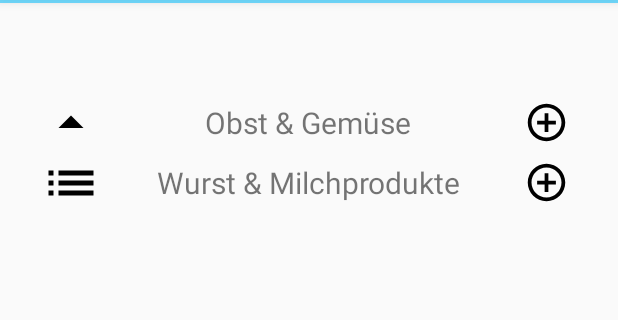
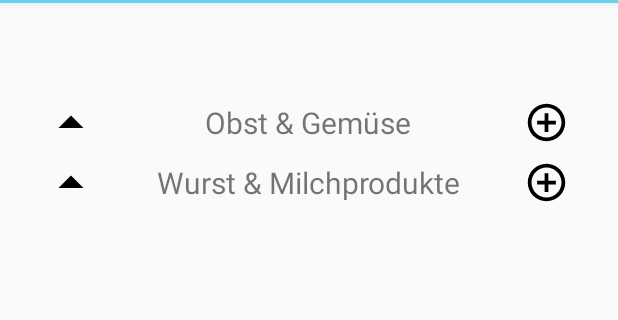
Before and after one commit to Oblyvion/FebProjectShoppingPlan, an Android app: the screen it shows after launch (MainActivity), after a tap on "Wurst & Milchprodukte", on a phone screen of 412 x 824 dp, the part 81-401 px from its top. Run offline under Robolectric (Android 15) with nearby library versions, the light colour scheme and no system bars; 2 other taps on this screen came first.

Commit message:
build: collapse or expand the shopItem's

```diff
--- a/app/src/main/java/de/feb/projectshoppingplan/Category.java
+++ b/app/src/main/java/de/feb/projectshoppingplan/Category.java
@@ -11,11 +11,12 @@ public class Category  implements InterfaceListElement {
     String name;
     Drawable drawable;
     Activity activity;
-    boolean itemsvisible = true;
+    boolean itemsvisible;
 
     Category(Activity activity) {
         this.activity = activity;
         this.drawable = activity.getDrawable(R.drawable.ic_list_black_24dp);
+        this.itemsvisible = true;
     }
 
     @Override
@@ -44,7 +45,7 @@ public class Category  implements InterfaceListElement {
 
     @Override
     public void setVisibility(boolean bool) {
-        this.itemsvisible = false;
+        this.itemsvisible = bool;
     }
 
     public String getName() {
--- a/app/src/main/java/de/feb/projectshoppingplan/MainActivity.java
+++ b/app/src/main/java/de/feb/projectshoppingplan/MainActivity.java
@@ -72,13 +72,13 @@ public class MainActivity extends AppCompatActivity {
         shoppingList.add(testItem);
         shoppingList.add(cat1);
 
-        // TEST: meine Kommentare sich NICHT sichtbar
-        Log.d(TAG, "HALLO LOOOOGCAAAATT\nWOOOOO BIST DUUUU????");
-
+        Log.d(TAG, "...new ListElementAdapter...");
         //Neuen List Adapter erstellen
         adapter = new ListElementAdapter(this, shoppingList, new CategoryElementOnClick() {
             @Override
             public void onItemClick(View v, final int position) {
+                Log.d(TAG, "...invoke onItemClick...");
+
                 //Toast.makeText(getApplicationContext(), "hallo hier category click!", Toast.LENGTH_LONG).show();
 //                if(shoppingList.get(position).getDrawable() == getDrawable(R.drawable.ic_list_black_24dp))
 //                    shoppingList.get(position).setDrawable(getDrawable(R.drawable.ic_arrow_drop_up_black_24dp));
@@ -97,27 +97,29 @@ public class MainActivity extends AppCompatActivity {
 
                 for (int i = 0; i < shoppingList.size(); i++) {
                     //element der liste muss typ shopping item haben und die gleiche kategorie wie der name der category
+                    Log.d(TAG, "...FOR_i = " + i);
+                    Log.d(TAG, "...OUT_IF_shoppingListVisible = " + shoppingList.get(i).getVisibility());
                     if (shoppingList.get(i).getListElementType() == InterfaceListElement.typeShopItem &&
-                            shoppingList.get(i).getCategory().equals(shoppingList.get(position).getCategory()) &&
-                            !shoppingList.get(i).getVisibility()) {
-                        shoppingList.get(i).setVisibility(true);
-//                        continue;
-                    }
-                    if (shoppingList.get(i).getListElementType() == InterfaceListElement.typeShopItem &&
-                            shoppingList.get(i).getCategory().equals(shoppingList.get(position).getCategory()) &&
-                            shoppingList.get(i).getVisibility()) {
-                        shoppingList.get(position).setDrawable(getDrawable(R.drawable.ic_arrow_drop_up_black_24dp));
-                        shoppingList.get(i).setVisibility(false);
+                            shoppingList.get(i).getCategory().equals(shoppingList.get(position).getCategory())) {
+                        Log.d(TAG, "...IF0_shoppingListVisible = " + shoppingList.get(i).getVisibility());
+                        if (shoppingList.get(i).getVisibility()) {
+                            shoppingList.get(i).setVisibility(false);
+                            Log.d(TAG, "...IF1_shoppingListVisible = " + shoppingList.get(i).getVisibility());
+                        } else if (!shoppingList.get(i).getVisibility()){
+                            shoppingList.get(i).setVisibility(true);
+                            Log.d(TAG, "...IF2_shoppingListVisible = " + shoppingList.get(i).getVisibility());
+                        }
+                        break;
                     }
                 }
-
+                shoppingList.get(position).setDrawable(getDrawable(R.drawable.ic_arrow_drop_up_black_24dp));
                 datachanged();
 
 //=======
 //                // TODO:
 //                //wenn auf eine Kategorie gedrückt wurde, und die entsprechende Kategorie das
 //                //Pfeil-nach-oben Symbol hat, dann sollen alle Elemente dieser Kategorie auf
-//                //enable=false gesetzt werden
+//                //visibility=false gesetzt werden
 
                 // würde das ob sie enabled sind oder nicht beim objekt lassen damit wir uns die globale variable gespart haben
                 // aber das mit dem handler sieht cool aus das können wir aufjeden versuchen einzubauen weiß jedoch auch noch nicht wie das klappt
--- a/app/src/main/java/de/feb/projectshoppingplan/ViewHolderShopI.java
+++ b/app/src/main/java/de/feb/projectshoppingplan/ViewHolderShopI.java
@@ -47,6 +47,10 @@ class ViewHolderShopI extends ViewHolder {
         if (!((ShopItem) item).visible) {
             itemView.setVisibility(View.GONE);
             itemView.setLayoutParams(new RecyclerView.LayoutParams(0, 0));
+        } else {
+            itemView.setVisibility(View.VISIBLE);
+            itemView.setLayoutParams(new RecyclerView.LayoutParams(ViewGroup.LayoutParams.MATCH_PARENT,
+                    ViewGroup.LayoutParams.WRAP_CONTENT));
         }
     }
 }
```
